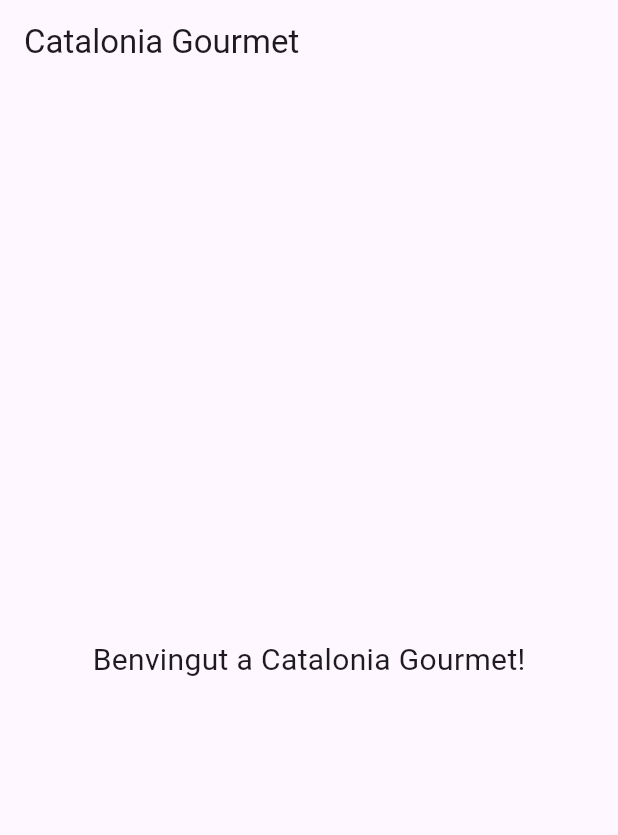
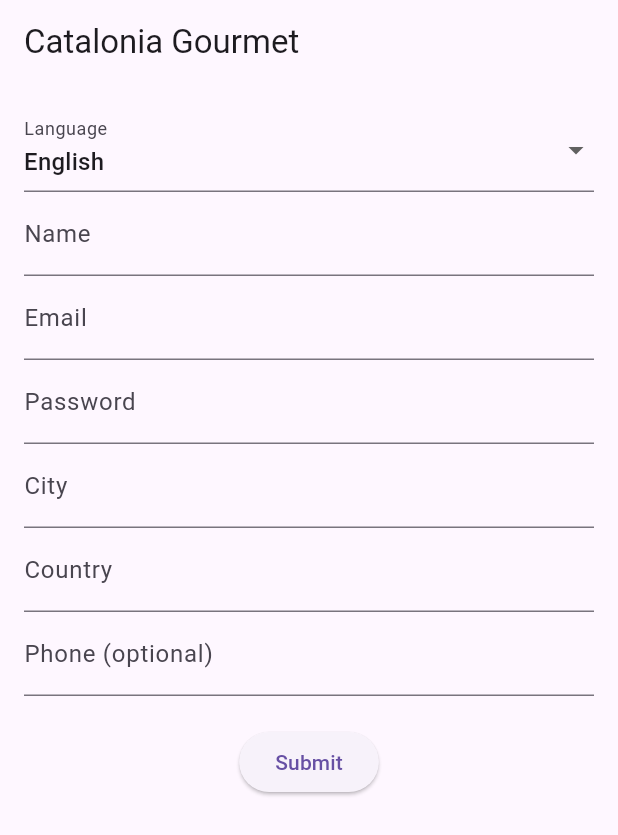
Before and after one commit to AuraTurqesa/Alkimia-Catalonia-Gourmet, a Flutter app: the screen it shows after launch, on a phone screen of 412 x 824 dp. Shown: the top 835 px of the screen. Run offline on Flutter 3.47's test engine with Material 3 defaults, Android fonts, the phone set to English and light mode, and no system bars; missing offline and left inert: excel.

```diff
--- a/lib/screens/home_screen.dart
+++ b/lib/screens/home_screen.dart
@@ -1,20 +1,149 @@
 import 'package:flutter/material.dart';
+import 'package:provider/provider.dart';
+import '../viewmodels/home_viewmodel.dart';
 
 class HomeScreen extends StatelessWidget {
   const HomeScreen({super.key});
 
   @override
   Widget build(BuildContext context) {
-    return Scaffold(
-      appBar: AppBar(
-        title: const Text('Catalonia Gourmet'),
-      ),
-      body: const Center(
-        child: Text(
-          'Benvingut a Catalonia Gourmet!',
-          style: TextStyle(fontSize: 20),
+    return ChangeNotifierProvider(
+      create: (_) => HomeViewModel(),
+      child: Scaffold(
+        appBar: AppBar(
+          title: const Text('Catalonia Gourmet'),
+        ),
+        body: const Padding(
+          padding: EdgeInsets.all(16.0),
+          child: UserForm(),
         ),
       ),
     );
   }
 }
+
+class UserForm extends StatefulWidget {
+  const UserForm({super.key});
+
+  @override
+  State<UserForm> createState() => _UserFormState();
+}
+
+class _UserFormState extends State<UserForm> {
+  final _formKey = GlobalKey<FormState>();
+  final _phoneFocusNode = FocusNode();
+
+  @override
+  void dispose() {
+    _phoneFocusNode.dispose();
+    super.dispose();
+  }
+
+  String? _validateEmail(String? value) {
+    if (value == null || value.isEmpty) return 'Email is required';
+    final emailRegex = RegExp(r'^[\w-\.]+@([\w-]+\.)+[\w-]{2,4}$');
+    if (!emailRegex.hasMatch(value)) return 'Enter a valid email';
+    return null;
+  }
+
+  String? _validatePassword(String? value) {
+    if (value == null || value.isEmpty) return 'Password is required';
+    if (value.length < 8) return 'Password must be at least 8 characters';
+    final upper = RegExp(r'[A-Z]');
+    final lower = RegExp(r'[a-z]');
+    final digit = RegExp(r'\d');
+    final special = RegExp(r'[!@#$%^&*(),.?":{}|<>]');
+    if (!upper.hasMatch(value)) return 'Password must contain an uppercase letter';
+    if (!lower.hasMatch(value)) return 'Password must contain a lowercase letter';
+    if (!digit.hasMatch(value)) return 'Password must contain a number';
+    if (!special.hasMatch(value)) return 'Password must contain a special character';
+    return null;
+  }
+
+  String? _validatePhone(String? value) {
+    if (value == null || value.isEmpty) return null; // optional
+    final phoneRegex = RegExp(r'^\d{9}$');
+    if (!phoneRegex.hasMatch(value)) return 'Phone must be exactly 9 digits';
+    return null;
+  }
+
+  String? _validateRequired(String? value, String fieldName) {
+    if (value == null || value.trim().isEmpty) {
+      return '$fieldName is required';
+    }
+    return null;
+  }
+
+  @override
+  Widget build(BuildContext context) {
+    final vm = Provider.of<HomeViewModel>(context);
+
+    return Form(
+      key: _formKey,
+      child: SingleChildScrollView(
+        child: Column(
+          children: [
+            DropdownButtonFormField<String>(
+              decoration: const InputDecoration(labelText: 'Language'),
+              value: vm.language,
+              items: const [
+                DropdownMenuItem(value: 'en', child: Text('English')),
+                DropdownMenuItem(value: 'es', child: Text('Spanish')),
+                DropdownMenuItem(value: 'ca', child: Text('Catalan')),
+                DropdownMenuItem(value: 'ca', child: Text('French')),
+              ],
+              onChanged: (val) => vm.language = val!,
+            ),
+            TextFormField(
+              decoration: const InputDecoration(labelText: 'Name'),
+              validator: (val) => _validateRequired(val, 'Name'),
+              onChanged: (val) => vm.name = val,
+            ),
+            TextFormField(
+              decoration: const InputDecoration(labelText: 'Email'),
+              keyboardType: TextInputType.emailAddress,
+              validator: _validateEmail,
+              onChanged: (val) => vm.email = val,
+            ),
+            TextFormField(
+              decoration: const InputDecoration(labelText: 'Password'),
+              obscureText: true,
+              validator: _validatePassword,
+              onChanged: (val) => vm.password = val,
+            ),
+            TextFormField(
+              decoration: const InputDecoration(labelText: 'City'),
+              validator: (val) => _validateRequired(val, 'City'),
+              onChanged: (val) => vm.city = val,
+            ),
+            TextFormField(
+              decoration: const InputDecoration(labelText: 'Country'),
+              validator: (val) => _validateRequired(val, 'Country'),
+              onChanged: (val) => vm.country = val,
+            ),
+            TextFormField(
+              decoration: const InputDecoration(labelText: 'Phone (optional)'),
+              keyboardType: TextInputType.phone,
+              validator: _validatePhone,
+              focusNode: _phoneFocusNode,
+              onChanged: (val) => vm.phone = val,
+            ),
+            const SizedBox(height: 20),
+            ElevatedButton(
+              onPressed: () {
+                final valid = _formKey.currentState!.validate();
+                if (valid) {
+                  vm.save();
+                  ScaffoldMessenger.of(context).showSnackBar(
+                    const SnackBar(content: Text('Data saved successfully!')),
+                  );
+                }
+              },
+              child: const Text('Submit'),
+            ),
+          ],
+        ),
+      ),
+    );
+  }
+}
--- /dev/null
+++ b/lib/viewmodels/home_viewmodel.dart
@@ -0,0 +1,58 @@
+import 'package:flutter/foundation.dart';
+import 'package:excel/excel.dart';
+import 'package:path_provider/path_provider.dart';
+import 'dart:io';
+
+class HomeViewModel extends ChangeNotifier {
+  String language = 'en';
+  String name = '';
+  String email = '';
+  String password = '';
+  String city = '';
+  String country = '';
+  String phone = '';
+
+  Future<void> save() async {
+    final excel = Excel.createExcel();
+    final Sheet sheet = excel['Sheet1'];
+
+    // Comprovar si la fila 0 ja té títols, si no afegir-los
+    var firstRow = sheet.row(0);
+    if (firstRow.isEmpty) {
+      sheet.appendRow([
+        'Language',
+        'Name',
+        'Email',
+        'Password',
+        'City',
+        'Country',
+        'Phone',
+      ]);
+    }
+
+    // Afegir les dades a la següent fila
+    sheet.appendRow([
+      language,
+      name,
+      email,
+      password,
+      city,
+      country,
+      phone,
+    ]);
+
+    // Guardar el fitxer a documents directory
+    final directory = await getApplicationDocumentsDirectory();
+    final filePath = '${directory.path}/user_data.xlsx';
+
+    final fileBytes = excel.encode();
+    if (fileBytes == null) {
+      debugPrint('Error encoding excel file.');
+      return;
+    }
+    final file = File(filePath);
+    await file.writeAsBytes(fileBytes, flush: true);
+
+    debugPrint('Data saved to $filePath');
+  }
+}
--- a/pubspec.yaml
+++ b/pubspec.yaml
@@ -21,6 +21,9 @@ dependencies:
 
   http: ^0.13.6
 
+  excel: ^2.0.0
+  path_provider: ^2.0.14
+
 dev_dependencies:
   flutter_test:
     sdk: flutter
```
Also changed, not shown: pubspec.lock, 1 other file.
